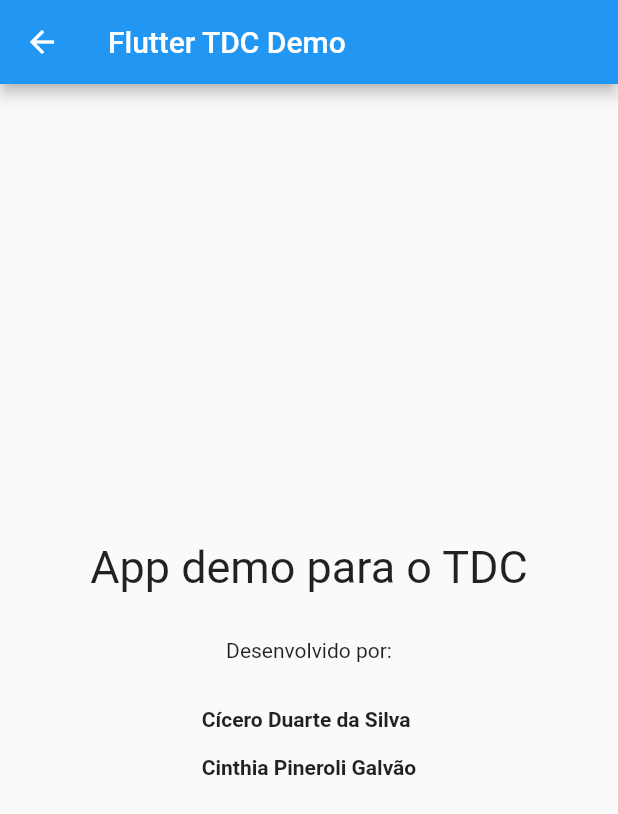
After one commit to cpgalvao/tdc_demo, a Flutter app: the screen it shows after launch, after a tap on the "help outline" icon, on a phone screen of 412 x 824 dp. The commit adds this screen. Shown: the top 814 px of the screen. Run offline on Flutter 3.47's test engine with Material 2 defaults, Android fonts, the phone set to English and light mode, and no system bars.

Commit message:
Tela de About (utilizando StatelessWidget)

```diff
--- /dev/null
+++ b/lib/about.dart
@@ -0,0 +1,29 @@
+import 'package:flutter/material.dart';
+
+class AboutPage extends StatelessWidget {
+  @override
+  Widget build(BuildContext context) => new Scaffold(
+        appBar: new AppBar(
+          title: new Text("Flutter TDC Demo"),
+        ),
+        body: new Container(
+            alignment: Alignment.center,
+            child: new Column(
+              mainAxisAlignment: MainAxisAlignment.center,
+              children: <Widget>[
+                new Text(
+                  "App demo para o TDC",
+                  style: new TextStyle(fontSize: 30.0),
+                ),
+                new Padding(
+                  padding: EdgeInsets.symmetric(vertical: 30.0),
+                  child: new Text("Desenvolvido por:"),
+                ),
+                new Text(
+                  "Cícero Duarte da Silva\n\nCinthia Pineroli Galvão",
+                  style: new TextStyle(fontWeight: FontWeight.bold),
+                ),
+              ],
+            )),
+      );
+}
--- a/lib/detail.dart
+++ b/lib/detail.dart
@@ -23,9 +23,12 @@ class _DetailPage extends State<DetailPage> {
               children: <Widget>[
                 new Hero(
                   tag: widget.data.name,
-                  child: new Text(
+                  child: new Material(
+                    color: Colors.transparent,
+                    child: new Text(
                     widget.data.emoji,
                     style: new TextStyle(fontSize: 80.0),
+                  ),
                   ),
                 ),
                 new Padding(
--- a/lib/main.dart
+++ b/lib/main.dart
@@ -1,4 +1,5 @@
 import 'package:flutter/material.dart';
+import 'package:tdc_demo/about.dart';
 import 'package:tdc_demo/detail.dart';
 import 'package:tdc_demo/list_item.dart';
 
@@ -53,6 +54,21 @@ class _MyHomePageState extends State<MyHomePage> {
     return new Scaffold(
       appBar: new AppBar(
         title: new Text("Flutter TDC Demo"),
+        actions: <Widget>[IconButton(
+          icon: Icon(Icons.help_outline),
+          onPressed: () {
+            Navigator
+                .of(context)
+                .push(new PageRouteBuilder<AboutPage>(
+              pageBuilder: (_, __, ___) =>
+              new AboutPage(),
+              transitionsBuilder: (context, animation,
+                  secondaryAnimation, child) =>
+              new FadeTransition(
+                  opacity: animation, child: child),
+            ));
+          },
+        ),],
       ),
       body: _getListLayout(context),
     );
@@ -74,9 +90,11 @@ class _MyHomePageState extends State<MyHomePage> {
                       subtitle: new Text(listItem.price.toString()),
                       leading: new Hero(
                         tag: listItem.name,
-                        child: new Text(
-                          listItem.emoji,
-                          style: new TextStyle(fontSize: 40.0),
+                        child: new Material(
+                            child: new Text(
+                            listItem.emoji,
+                            style: new TextStyle(fontSize: 40.0),
+                          ),
                         ),
                       ),
                       onTap: () {
```
